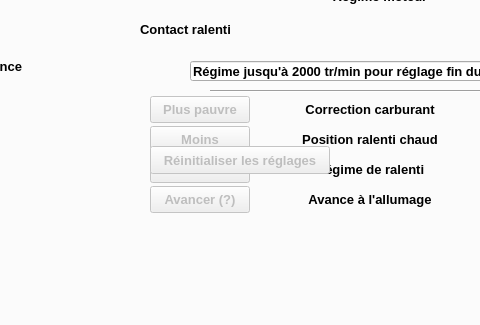
mini56/Mems-scan-fr, file mainwindow.ui: the form before one commit; both pictures show x 122 to 602 and y 365 to 690 of the 1300 by 690 pixel window.
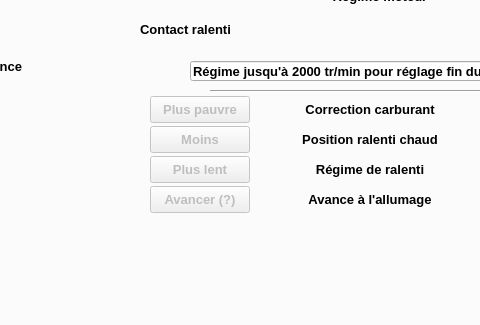
The form after the commit. The open tabs and pages were chosen to show the change. Custom widgets are drawn as their Qt base class.

Diff of the .ui file:
```diff
--- a/mainwindow.ui
+++ b/mainwindow.ui
@@ -1302,7 +1302,7 @@
       <property name="geometry">
        <rect>
         <x>270</x>
-        <y>430</y>
+        <y>670</y>
         <width>180</width>
         <height>28</height>
        </rect>
```
